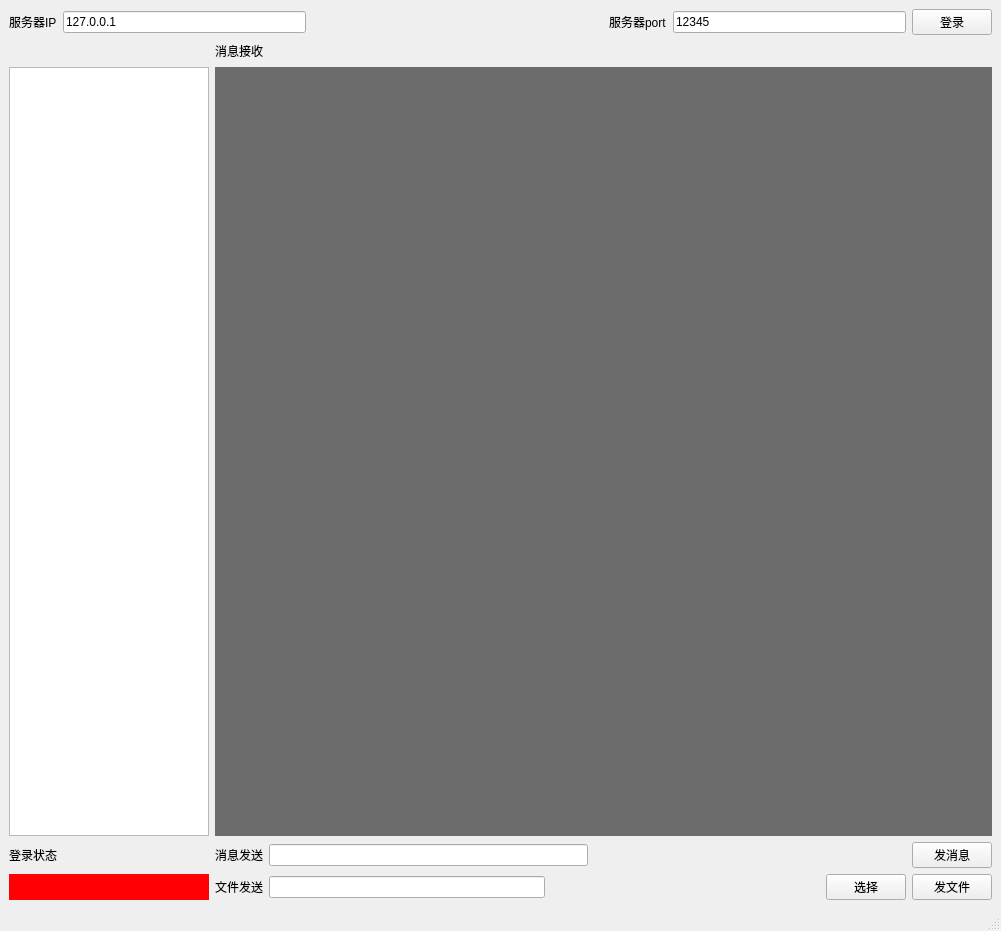
The window that GoTestClient/mainwindow.ui (leehuitao/GoTestServer) describes before a commit, drawn with Qt 5.
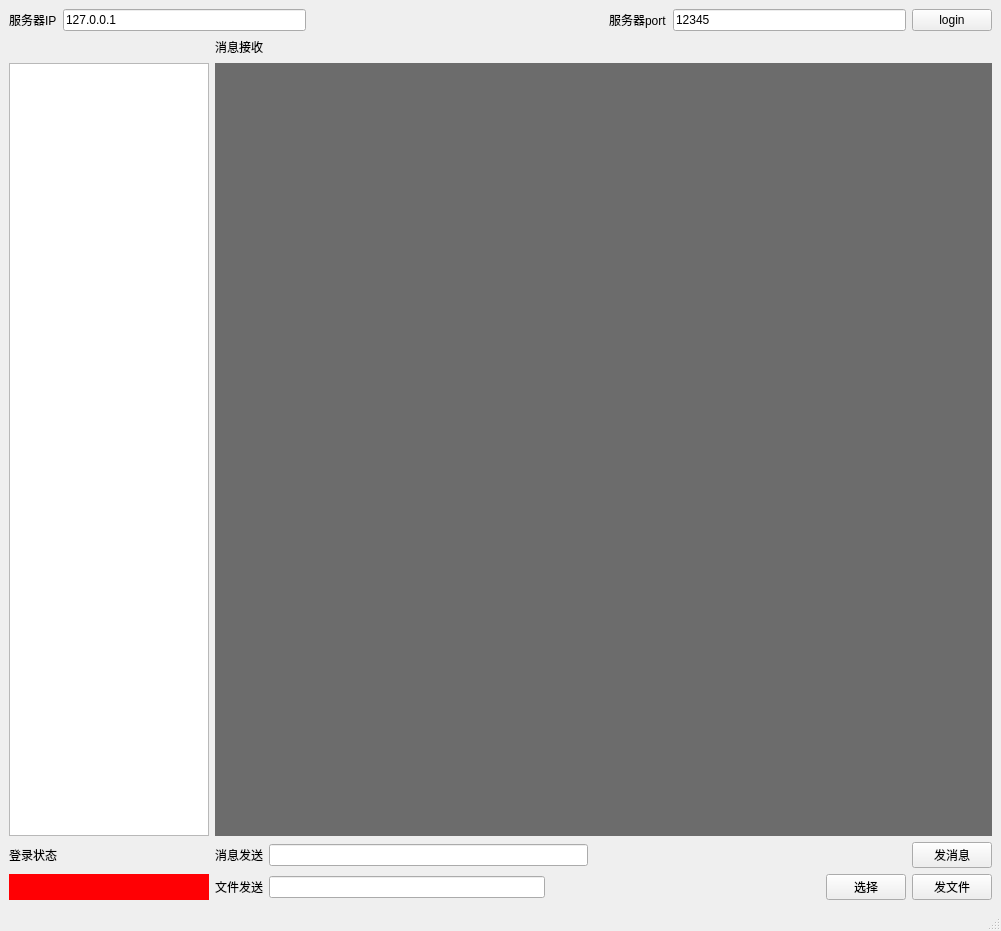
The same window after the commit.

Commit message: 增加 用户状态及详细信息的缓存，增加客户端的退出登录功能

Patch:
```diff
--- a/GoTestClient/mainwindow.ui
+++ b/GoTestClient/mainwindow.ui
@@ -69,7 +69,7 @@
       <item>
        <widget class="QPushButton" name="login_btn">
         <property name="text">
-         <string>登录</string>
+         <string>login</string>
         </property>
        </widget>
       </item>
```
The commit also changes 14 other files.
